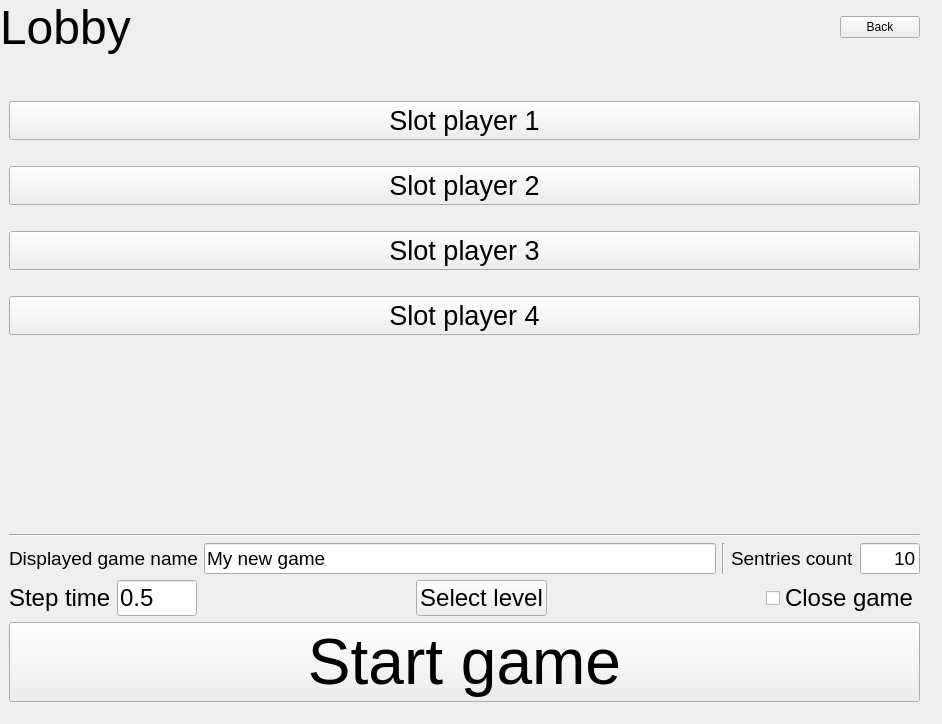
Old version of the form gui/mainwindow.ui in the repository metthal/ICP-Projekt.
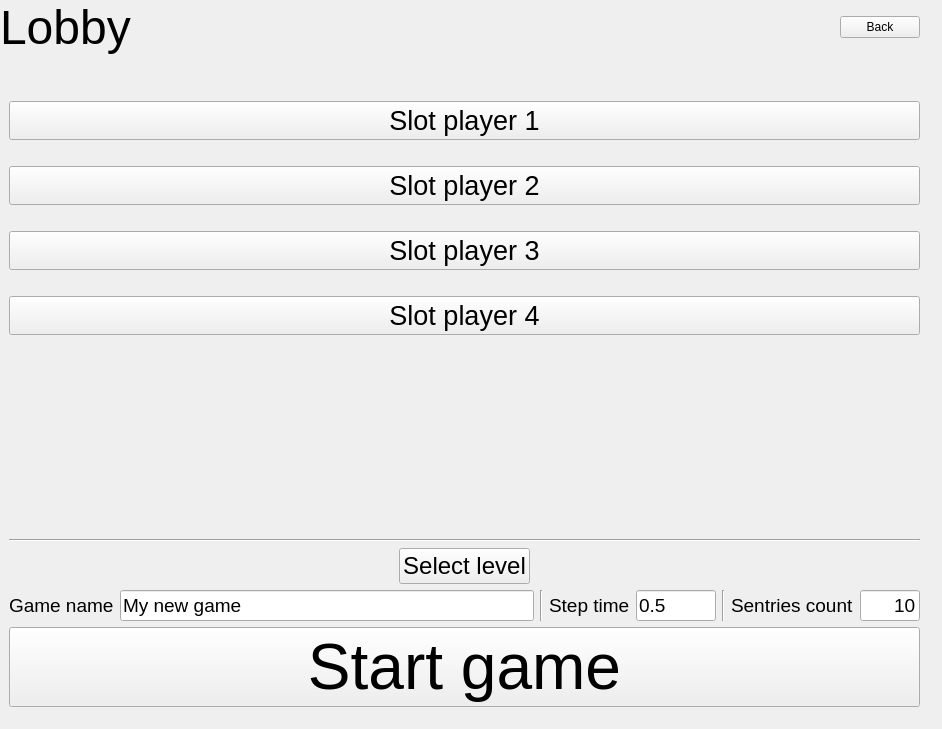
New version of the form. Custom widgets are drawn as their Qt base class.

Commit message: Fixed layout of game create screen

The edit to the form file:
```diff
--- a/gui/mainwindow.ui
+++ b/gui/mainwindow.ui
@@ -7,7 +7,7 @@
     <x>0</x>
     <y>0</y>
     <width>942</width>
-    <height>724</height>
+    <height>729</height>
    </rect>
   </property>
   <property name="windowTitle">
@@ -787,6 +787,51 @@
               </property>
              </widget>
             </item>
+            <item>
+             <layout class="QHBoxLayout" name="horizontalLayout_5">
+              <item>
+               <spacer name="horizontalSpacer_5">
+                <property name="orientation">
+                 <enum>Qt::Horizontal</enum>
+                </property>
+                <property name="sizeType">
+                 <enum>QSizePolicy::Expanding</enum>
+                </property>
+                <property name="sizeHint" stdset="0">
+                 <size>
+                  <width>40</width>
+                  <height>20</height>
+                 </size>
+                </property>
+               </spacer>
+              </item>
+              <item>
+               <widget class="QPushButton" name="ButtonLobbyLevelSelect">
+                <property name="font">
+                 <font>
+                  <pointsize>18</pointsize>
+                 </font>
+                </property>
+                <property name="text">
+                 <string>Select level</string>
+                </property>
+               </widget>
+              </item>
+              <item>
+               <spacer name="horizontalSpacer_7">
+                <property name="orientation">
+                 <enum>Qt::Horizontal</enum>
+                </property>
+                <property name="sizeHint" stdset="0">
+                 <size>
+                  <width>40</width>
+                  <height>20</height>
+                 </size>
+                </property>
+               </spacer>
+              </item>
+             </layout>
+            </item>
             <item>
              <layout class="QHBoxLayout" name="horizontalLayout_12">
               <property name="bottomMargin">
@@ -800,7 +845,7 @@
                  </font>
                 </property>
                 <property name="text">
-                 <string>Displayed game name</string>
+                 <string>Game name</string>
                 </property>
                </widget>
               </item>
@@ -824,59 +869,10 @@
                </widget>
               </item>
               <item>
-               <widget class="QLabel" name="label_6">
-                <property name="font">
-                 <font>
-                  <pointsize>14</pointsize>
-                 </font>
-                </property>
-                <property name="text">
-                 <string>Sentries count</string>
-                </property>
-               </widget>
-              </item>
-              <item>
-               <widget class="QLineEdit" name="EditSentriesCount">
-                <property name="sizePolicy">
-                 <sizepolicy hsizetype="Preferred" vsizetype="Fixed">
-                  <horstretch>0</horstretch>
-                  <verstretch>0</verstretch>
-                 </sizepolicy>
-                </property>
-                <property name="minimumSize">
-                 <size>
-                  <width>0</width>
-                  <height>0</height>
-                 </size>
-                </property>
-                <property name="maximumSize">
-                 <size>
-                  <width>60</width>
-                  <height>16777215</height>
-                 </size>
-                </property>
-                <property name="font">
-                 <font>
-                  <pointsize>14</pointsize>
-                 </font>
-                </property>
-                <property name="text">
-                 <string>10</string>
-                </property>
-                <property name="alignment">
-                 <set>Qt::AlignRight|Qt::AlignTrailing|Qt::AlignVCenter</set>
-                </property>
-               </widget>
-              </item>
-             </layout>
-            </item>
-            <item>
-             <layout class="QHBoxLayout" name="horizontalLayout_5">
-              <item>
                <widget class="QLabel" name="StepTimeDescriptor">
                 <property name="font">
                  <font>
-                  <pointsize>18</pointsize>
+                  <pointsize>14</pointsize>
                  </font>
                 </property>
                 <property name="text">
@@ -903,7 +899,7 @@
                 </property>
                 <property name="font">
                  <font>
-                  <pointsize>18</pointsize>
+                  <pointsize>14</pointsize>
                  </font>
                 </property>
                 <property name="acceptDrops">
@@ -921,58 +917,57 @@
                </widget>
               </item>
               <item>
-               <spacer name="horizontalSpacer_5">
+               <widget class="Line" name="line_8">
                 <property name="orientation">
-                 <enum>Qt::Horizontal</enum>
+                 <enum>Qt::Vertical</enum>
                 </property>
-                <property name="sizeType">
-                 <enum>QSizePolicy::Expanding</enum>
-                </property>
-                <property name="sizeHint" stdset="0">
-                 <size>
-                  <width>40</width>
-                  <height>20</height>
-                 </size>
-                </property>
-               </spacer>
+               </widget>
               </item>
               <item>
-               <widget class="QPushButton" name="ButtonLobbyLevelSelect">
+               <widget class="QLabel" name="label_6">
                 <property name="font">
                  <font>
-                  <pointsize>18</pointsize>
+                  <pointsize>14</pointsize>
                  </font>
                 </property>
                 <property name="text">
-                 <string>Select level</string>
+                 <string>Sentries count</string>
                 </property>
                </widget>
               </item>
               <item>
-               <spacer name="horizontalSpacer_7">
-                <property name="orientation">
-                 <enum>Qt::Horizontal</enum>
+               <widget class="QLineEdit" name="EditSentriesCount">
+                <property name="sizePolicy">
+                 <sizepolicy hsizetype="Preferred" vsizetype="Fixed">
+                  <horstretch>0</horstretch>
+                  <verstretch>0</verstretch>
+                 </sizepolicy>
                 </property>
-                <property name="sizeHint" stdset="0">
+                <property name="minimumSize">
                  <size>
-                  <width>40</width>
-                  <height>20</height>
+                  <width>0</width>
+                  <height>0</height>
                  </size>
                 </property>
-               </spacer>
-              </item>
-              <item>
-               <widget class="QCheckBox" name="CheckBoxLobbyClosed">
+                <property name="maximumSize">
+                 <size>
+                  <width>60</width>
+                  <height>16777215</height>
+                 </size>
+                </property>
                 <property name="font">
                  <font>
-                  <pointsize>18</pointsize>
+                  <pointsize>14</pointsize>
                  </font>
                 </property>
                 <property name="toolTip">
                  <string>If checked, players can't connect during game.</string>
                 </property>
                 <property name="text">
-                 <string>Close game</string>
+                 <string>10</string>
+                </property>
+                <property name="alignment">
+                 <set>Qt::AlignRight|Qt::AlignTrailing|Qt::AlignVCenter</set>
                 </property>
                </widget>
               </item>
```
Left out of the diff: 3 changed lines with no effect on the pictures.
